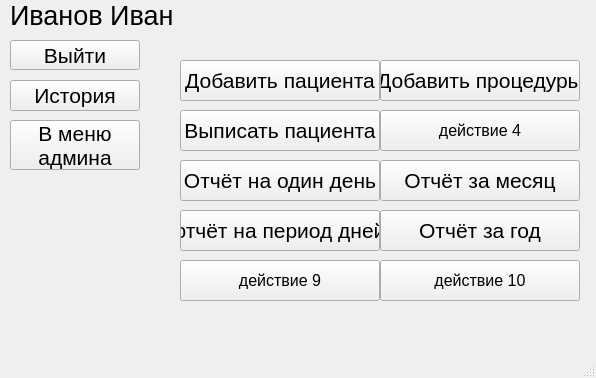
Qt form data/design/form_main_menu.ui (PolkovnikovPavel/collection_lfk) before a commit.
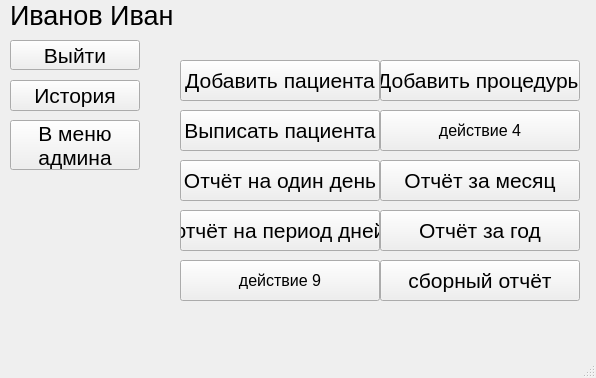
The same form after that commit.

What changed in the file:
```diff
--- a/data/design/form_main_menu.ui
+++ b/data/design/form_main_menu.ui
@@ -264,13 +264,13 @@
     </property>
     <property name="font">
      <font>
-      <pointsize>12</pointsize>
+      <pointsize>16</pointsize>
       <italic>false</italic>
       <kerning>true</kerning>
      </font>
     </property>
     <property name="text">
-     <string>действие 10</string>
+     <string>сборный отчёт</string>
     </property>
    </widget>
    <widget class="QPushButton" name="report_2">
```
Left out of the diff: 2 changed lines with no effect on the pictures.
